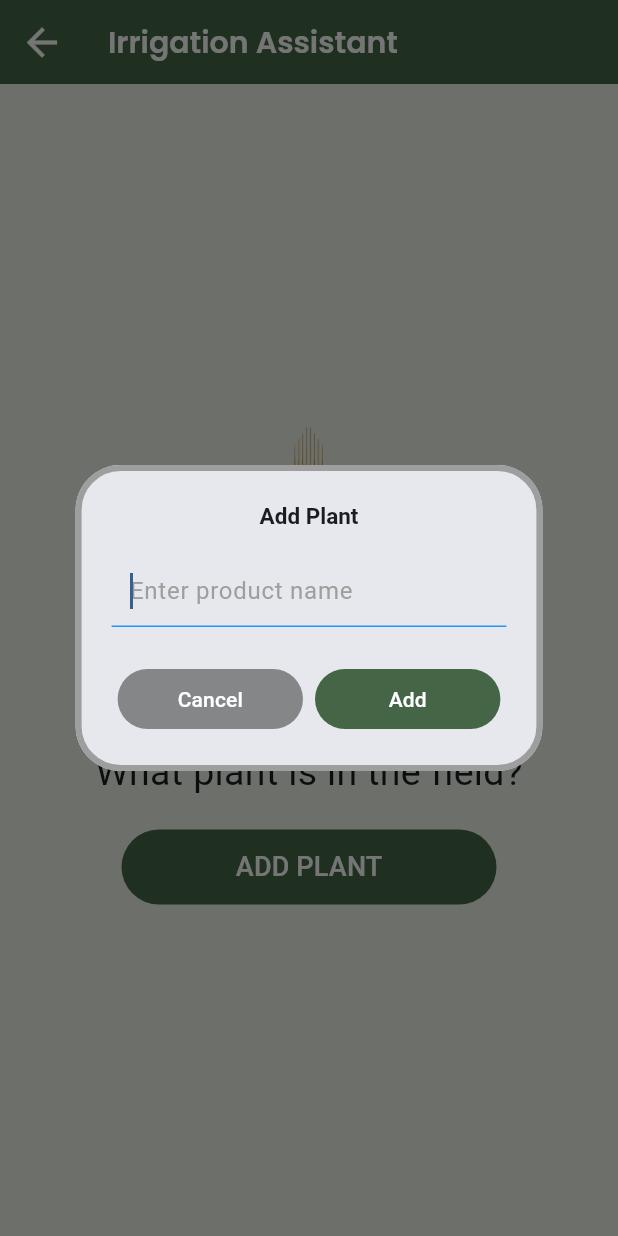
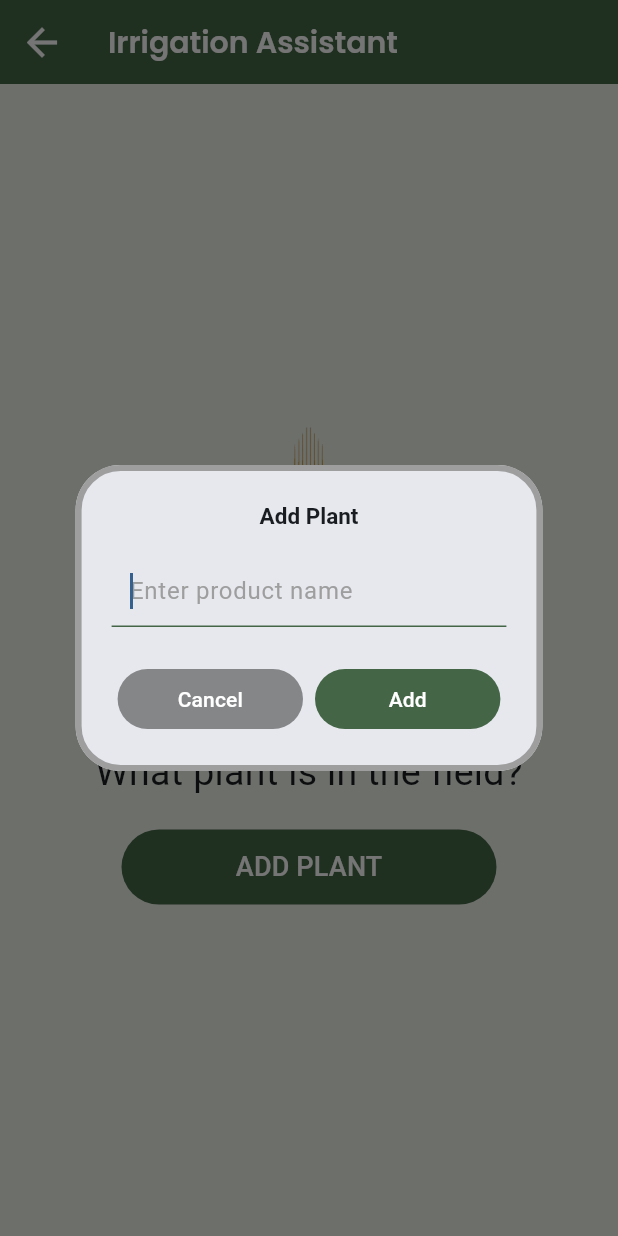
Before and after one commit to alpaselim/tarim_ai, a Flutter app: the IrrigationScreen screen opened directly, after a tap on "ADD PLANT", on a phone screen of 412 x 824 dp. Run offline on Flutter 3.47's test engine with Material 3 defaults, Android fonts, the light colour scheme and no system bars; our stand-ins replace animated_text_kit, awesome_dialog, cloud_firestore, dio, firebase_auth, firebase_core and 10 more; accounts and stored records are empty.

Commit message:
ChangeLog: -Bir kaç değişiklik

```diff
--- a/lib/Screens/IrrigationScreen/irrigation_screen.dart
+++ b/lib/Screens/IrrigationScreen/irrigation_screen.dart
@@ -71,10 +71,10 @@ class _IrrigationScreenState extends State<IrrigationScreen> {
                           hintText: 'Enter product name',
                           border: UnderlineInputBorder(),
                           enabledBorder: UnderlineInputBorder(
-                            borderSide: BorderSide(color: Colors.grey),
+                            borderSide: BorderSide(color: kGreyColor),
                           ),
                           focusedBorder: UnderlineInputBorder(
-                            borderSide: BorderSide(color: Colors.blue),
+                            borderSide: BorderSide(color: kGreenColor),
                           ),
                         ),
                       ),
--- a/lib/main.dart
+++ b/lib/main.dart
@@ -39,7 +39,7 @@ class MyApp extends StatelessWidget {
       title: 'Stock App',
       theme: appTheme,
       getPages: getPages,
-      initialRoute: homePath,
+      initialRoute: splashScreenPath,
     );
   }
 }
```
Also changed, not shown: lib/Screens/CreateFieldScreen/list_fields_screen.dart (+5 -3 lines).
